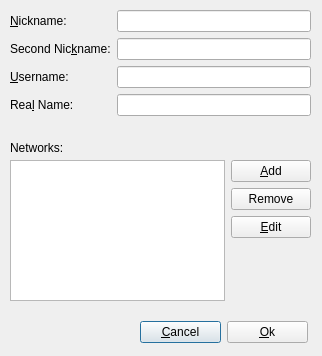
Before: the Qt Designer form NetworkDlg.ui in codymj/LuxIRC, drawn with Qt 5.
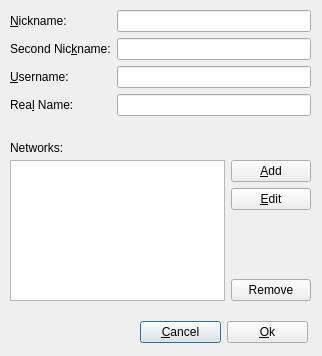
After: the same form once the commit is applied.

Commit message: Add removeNetwork(), connect to Btn + read/write bugfix

```diff
--- a/NetworkDlg.ui
+++ b/NetworkDlg.ui
@@ -140,13 +140,6 @@
         </property>
        </widget>
       </item>
-      <item>
-       <widget class="QPushButton" name="removeBtn">
-        <property name="text">
-         <string>Remove</string>
-        </property>
-       </widget>
-      </item>
       <item>
        <widget class="QPushButton" name="editBtn">
         <property name="text">
@@ -167,6 +160,13 @@
         </property>
        </spacer>
       </item>
+      <item>
+       <widget class="QPushButton" name="removeBtn">
+        <property name="text">
+         <string>Remove</string>
+        </property>
+       </widget>
+      </item>
      </layout>
     </item>
    </layout>
```
Left out of the diff: 25 changed lines with no effect on the pictures. The commit also changes 6 other files.
